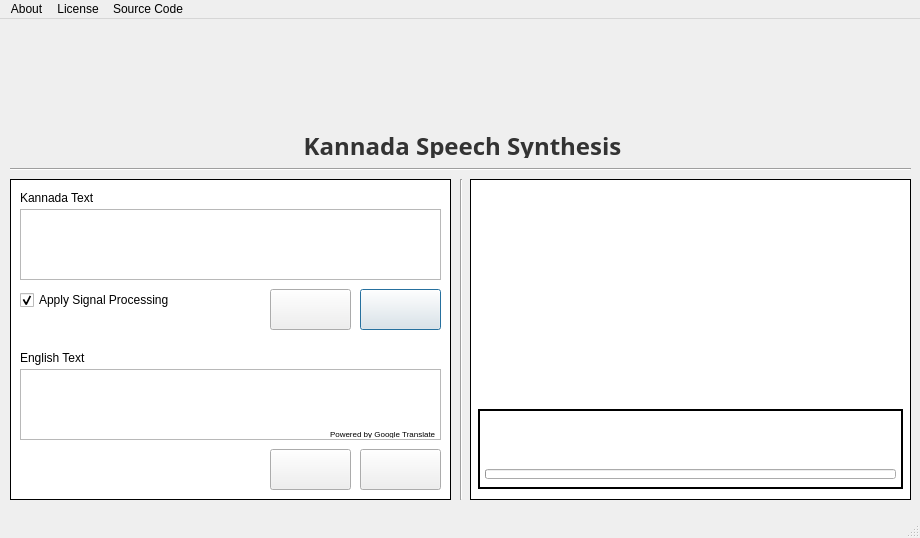
Before: the Qt Designer form App/Application.ui in srinivasnm471/KanSynGUI-1, drawn with Qt 5.
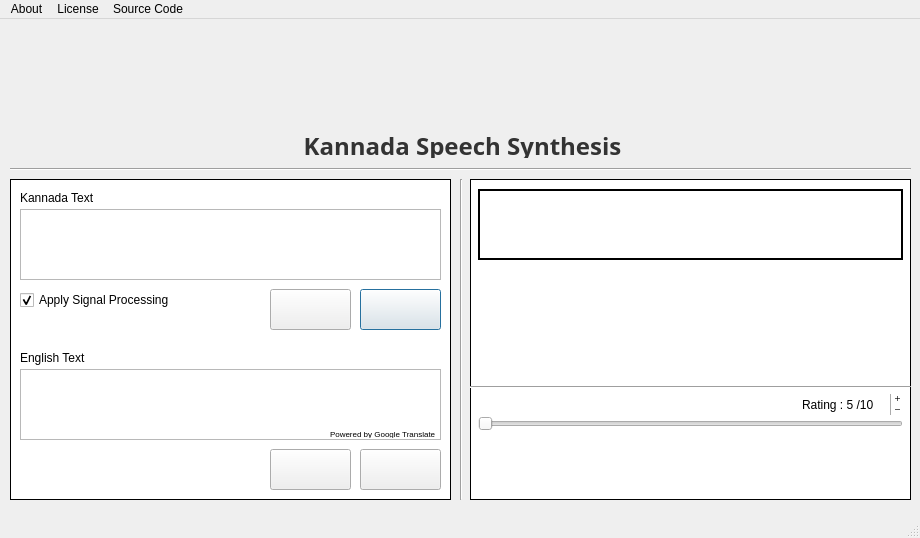
After: the same form once the commit is applied. Icons and pictures are not drawn.

What changed in the file:
```diff
--- a/App/Application.ui
+++ b/App/Application.ui
@@ -139,6 +139,13 @@
       <height>321</height>
      </rect>
     </property>
+    <property name="palette">
+     <palette>
+      <active/>
+      <inactive/>
+      <disabled/>
+     </palette>
+    </property>
     <property name="font">
      <font>
       <kerning>true</kerning>
@@ -147,6 +154,12 @@
     <property name="mouseTracking">
      <bool>false</bool>
     </property>
+    <property name="layoutDirection">
+     <enum>Qt::LeftToRight</enum>
+    </property>
+    <property name="styleSheet">
+     <string notr="true"/>
+    </property>
     <property name="frameShape">
      <enum>QFrame::Box</enum>
     </property>
@@ -159,6 +172,9 @@
     <property name="midLineWidth">
      <number>0</number>
     </property>
+    <property name="editTriggers">
+     <set>QAbstractItemView::NoEditTriggers</set>
+    </property>
    </widget>
    <widget class="QPushButton" name="syn_button">
     <property name="geometry">
@@ -169,6 +185,9 @@
       <height>41</height>
      </rect>
     </property>
+    <property name="focusPolicy">
+     <enum>Qt::NoFocus</enum>
+    </property>
     <property name="toolTip">
      <string>Synthesize</string>
     </property>
@@ -191,6 +210,9 @@
     <property name="default">
      <bool>true</bool>
     </property>
+    <property name="flat">
+     <bool>false</bool>
+    </property>
    </widget>
    <widget class="QTextEdit" name="kan_input">
     <property name="geometry">
@@ -381,61 +403,86 @@
      <bool>false</bool>
     </property>
    </widget>
-   <widget class="QFrame" name="frame">
+   <widget class="QTextBrowser" name="text_view">
     <property name="geometry">
      <rect>
       <x>478</x>
-      <y>390</y>
+      <y>170</y>
       <width>425</width>
-      <height>80</height>
+      <height>71</height>
      </rect>
     </property>
-    <property name="focusPolicy">
-     <enum>Qt::NoFocus</enum>
-    </property>
     <property name="frameShape">
      <enum>QFrame::WinPanel</enum>
     </property>
     <property name="frameShadow">
      <enum>QFrame::Plain</enum>
     </property>
-    <widget class="QProgressBar" name="play_progress">
-     <property name="enabled">
+   </widget>
+   <widget class="QPushButton" name="previous_button">
+    <property name="geometry">
+     <rect>
+      <x>810</x>
+      <y>420</y>
+      <width>40</width>
+      <height>40</height>
+     </rect>
+    </property>
+    <property name="text">
+     <string/>
+    </property>
+    <property name="icon">
+     <iconset resource="AppResources.qrc">
+      <normaloff>:/img/img/previous.png</normaloff>:/img/img/previous.png</iconset>
+    </property>
+    <property name="iconSize">
+     <size>
+      <width>40</width>
+      <height>40</height>
+     </size>
+    </property>
+    <property name="flat">
       <bool>true</bool>
      </property>
+   </widget>
+   <widget class="QPushButton" name="next_button">
      <property name="geometry">
       <rect>
-       <x>7</x>
-       <y>60</y>
-       <width>411</width>
-       <height>10</height>
-      </rect>
-     </property>
-     <property name="value">
-      <number>0</number>
-     </property>
-     <property name="alignment">
-      <set>Qt::AlignLeading|Qt::AlignLeft|Qt::AlignVCenter</set>
-     </property>
-     <property name="textVisible">
-      <bool>false</bool>
-     </property>
-     <property name="orientation">
-      <enum>Qt::Horizontal</enum>
-     </property>
-     <property name="invertedAppearance">
-      <bool>false</bool>
+      <x>860</x>
+      <y>420</y>
+      <width>40</width>
+      <height>40</height>
+     </rect>
+    </property>
+    <property name="text">
+     <string/>
+    </property>
+    <property name="icon">
+     <iconset resource="AppResources.qrc">
+      <normaloff>:/img/img/next.png</normaloff>:/img/img/next.png</iconset>
+    </property>
+    <property name="iconSize">
+     <size>
+      <width>40</width>
+      <height>40</height>
+     </size>
+    </property>
+    <property name="flat">
+     <bool>true</bool>
      </property>
     </widget>
     <widget class="QPushButton" name="play_button">
      <property name="geometry">
       <rect>
-       <x>10</x>
-       <y>10</y>
+      <x>480</x>
+      <y>420</y>
        <width>40</width>
        <height>40</height>
       </rect>
      </property>
+    <property name="cursor">
+     <cursorShape>PointingHandCursor</cursorShape>
+    </property>
      <property name="text">
       <string/>
      </property>
@@ -456,12 +503,15 @@
     <widget class="QPushButton" name="stop_button">
      <property name="geometry">
       <rect>
-       <x>60</x>
-       <y>10</y>
+      <x>530</x>
+      <y>420</y>
        <width>40</width>
        <height>40</height>
       </rect>
      </property>
+    <property name="cursor">
+     <cursorShape>PointingHandCursor</cursorShape>
+    </property>
      <property name="text">
       <string/>
      </property>
@@ -479,6 +529,95 @@
       <bool>true</bool>
      </property>
     </widget>
+   <widget class="QSlider" name="play_progress">
+    <property name="enabled">
+     <bool>false</bool>
+    </property>
+    <property name="geometry">
+     <rect>
+      <x>478</x>
+      <y>390</y>
+      <width>425</width>
+      <height>29</height>
+     </rect>
+    </property>
+    <property name="maximum">
+     <number>100</number>
+    </property>
+    <property name="pageStep">
+     <number>10</number>
+    </property>
+    <property name="tracking">
+     <bool>true</bool>
+    </property>
+    <property name="orientation">
+     <enum>Qt::Horizontal</enum>
+    </property>
+    <property name="tickPosition">
+     <enum>QSlider::NoTicks</enum>
+    </property>
+    <property name="tickInterval">
+     <number>10</number>
+    </property>
+   </widget>
+   <widget class="QSpinBox" name="rating">
+    <property name="geometry">
+     <rect>
+      <x>787</x>
+      <y>375</y>
+      <width>115</width>
+      <height>21</height>
+     </rect>
+    </property>
+    <property name="toolTip">
+     <string>User Rating</string>
+    </property>
+    <property name="autoFillBackground">
+     <bool>false</bool>
+    </property>
+    <property name="wrapping">
+     <bool>false</bool>
+    </property>
+    <property name="frame">
+     <bool>false</bool>
+    </property>
+    <property name="alignment">
+     <set>Qt::AlignCenter</set>
+    </property>
+    <property name="buttonSymbols">
+     <enum>QAbstractSpinBox::PlusMinus</enum>
+    </property>
+    <property name="specialValueText">
+     <string>Really...!!</string>
+    </property>
+    <property name="accelerated">
+     <bool>true</bool>
+    </property>
+    <property name="suffix">
+     <string> /10</string>
+    </property>
+    <property name="prefix">
+     <string>Rating : </string>
+    </property>
+    <property name="maximum">
+     <number>10</number>
+    </property>
+    <property name="value">
+     <number>5</number>
+    </property>
+   </widget>
+   <widget class="Line" name="line_3">
+    <property name="geometry">
+     <rect>
+      <x>470</x>
+      <y>360</y>
+      <width>441</width>
+      <height>16</height>
+     </rect>
+    </property>
+    <property name="orientation">
+     <enum>Qt::Horizontal</enum>
+    </property>
    </widget>
    <zorder>columnView_2</zorder>
    <zorder>listView_2</zorder>
@@ -496,7 +635,14 @@
    <zorder>translate_button</zorder>
    <zorder>label</zorder>
    <zorder>reset_button_1</zorder>
-   <zorder>frame</zorder>
+   <zorder>text_view</zorder>
+   <zorder>previous_button</zorder>
+   <zorder>next_button</zorder>
+   <zorder>play_button</zorder>
+   <zorder>stop_button</zorder>
+   <zorder>play_progress</zorder>
+   <zorder>rating</zorder>
+   <zorder>line_3</zorder>
   </widget>
   <widget class="QMenuBar" name="menubar">
    <property name="geometry">
@@ -545,16 +691,6 @@
     <string>About Project</string>
    </property>
   </action>
-  <action name="actionPython_Source">
-   <property name="text">
-    <string>Python Source</string>
-   </property>
-  </action>
-  <action name="actionUI_Source">
-   <property name="text">
-    <string>UI Source</string>
-   </property>
-  </action>
  </widget>
  <resources>
   <include location="AppResources.qrc"/>
```
Lines whose indentation alone changed are shown as unchanged.
